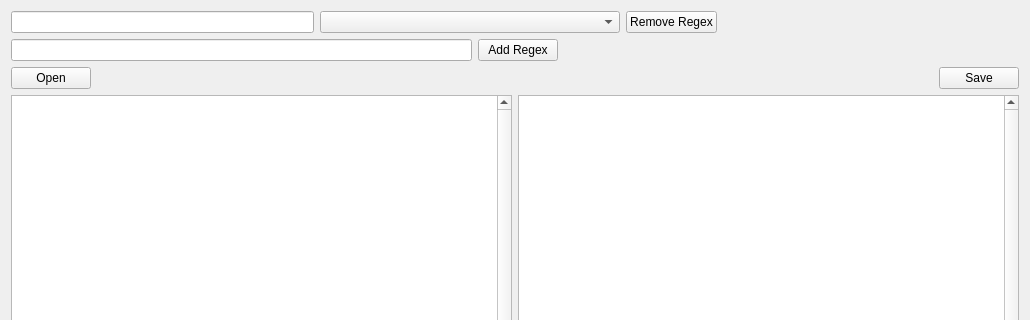
First picture: the form in QtRegexApplicator/regexapp.ui, repository pilou80/Regex-Applicator, before the edit; both pictures show x 0 to 1030 and y 0 to 320 of the 1030 by 649 pixel window.
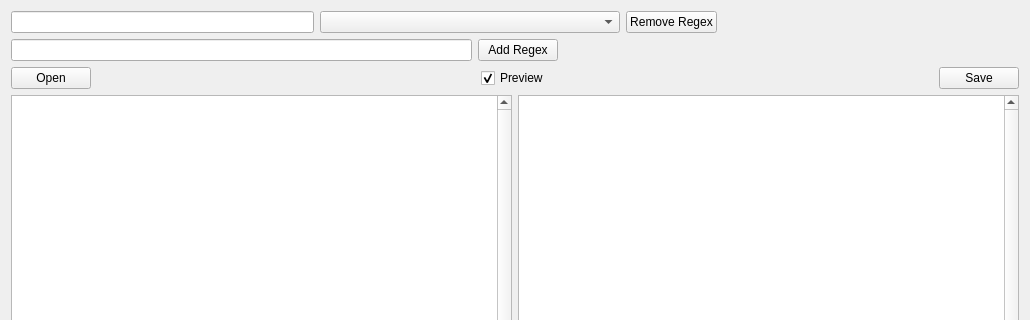
Second picture: the form after the edit.

What changed in the file:
```diff
--- a/QtRegexApplicator/regexapp.ui
+++ b/QtRegexApplicator/regexapp.ui
@@ -91,6 +91,29 @@
        </property>
       </widget>
      </item>
+     <item>
+      <spacer name="horizontalSpacer_2">
+       <property name="orientation">
+        <enum>Qt::Horizontal</enum>
+       </property>
+       <property name="sizeHint" stdset="0">
+        <size>
+         <width>40</width>
+         <height>20</height>
+        </size>
+       </property>
+      </spacer>
+     </item>
+     <item>
+      <widget class="QCheckBox" name="checkBoxPreview">
+       <property name="text">
+        <string>Preview</string>
+       </property>
+       <property name="checked">
+        <bool>true</bool>
+       </property>
+      </widget>
+     </item>
      <item>
       <spacer name="horizontalSpacer">
        <property name="orientation">
```
